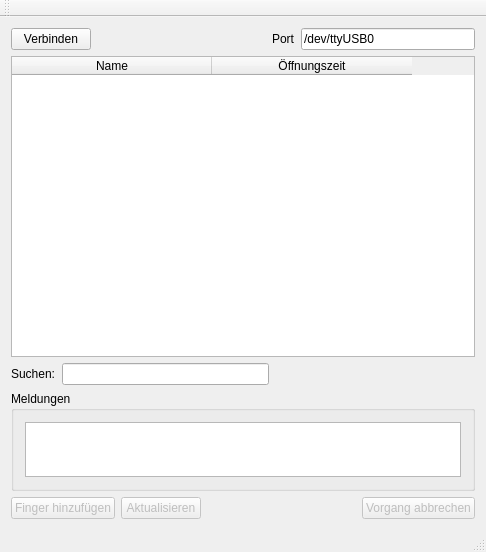
This is Fingerprint-Manager/src/fingerprintmanager.ui in feichtinger/LEGACY-fingerprint-doorlock as Qt 5 draws it before an edit. The edited form follows.
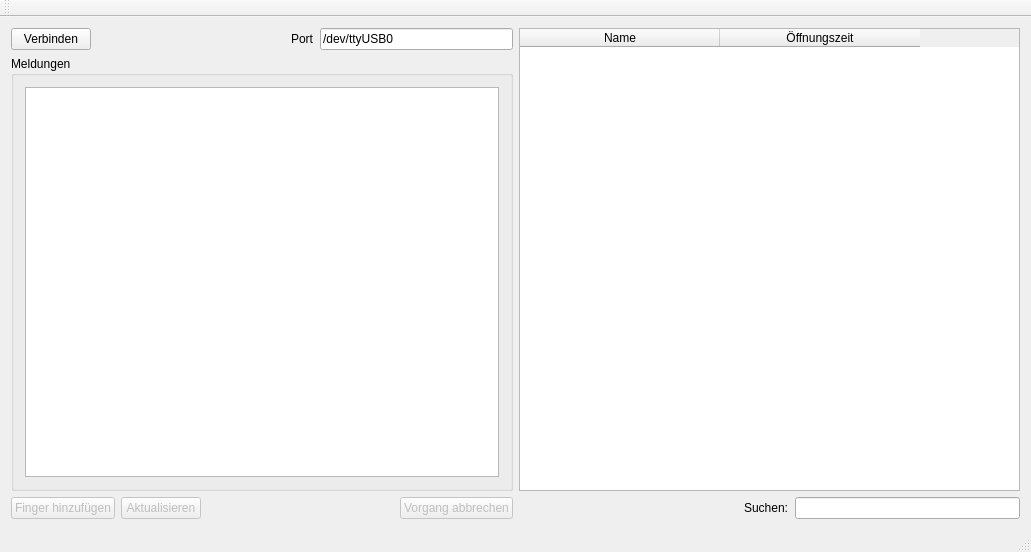
This is the edited form.

Diff of the .ui file:
```diff
--- a/Fingerprint-Manager/src/fingerprintmanager.ui
+++ b/Fingerprint-Manager/src/fingerprintmanager.ui
@@ -6,7 +6,7 @@
    <rect>
     <x>0</x>
     <y>0</y>
-    <width>486</width>
+    <width>1031</width>
     <height>552</height>
    </rect>
   </property>
@@ -14,6 +14,8 @@
    <string>Fingerprint-Manager</string>
   </property>
   <widget class="QWidget" name="centralWidget">
+   <layout class="QHBoxLayout" name="horizontalLayout_4">
+    <item>
    <layout class="QVBoxLayout" name="verticalLayout">
     <item>
      <layout class="QHBoxLayout" name="horizontalLayout">
@@ -53,66 +55,10 @@
       </item>
      </layout>
     </item>
-    <item>
-     <widget class="QTableWidget" name="tableWidget">
-      <property name="sizePolicy">
-       <sizepolicy hsizetype="Expanding" vsizetype="Expanding">
-        <horstretch>0</horstretch>
-        <verstretch>1</verstretch>
-       </sizepolicy>
-      </property>
-      <property name="contextMenuPolicy">
-       <enum>Qt::CustomContextMenu</enum>
-      </property>
-      <property name="alternatingRowColors">
-       <bool>false</bool>
-      </property>
-      <attribute name="horizontalHeaderDefaultSectionSize">
-       <number>200</number>
-      </attribute>
-      <column>
-       <property name="text">
-        <string>Name</string>
-       </property>
-      </column>
-      <column>
-       <property name="text">
-        <string>Öffnungszeit</string>
-       </property>
-      </column>
-     </widget>
-    </item>
-    <item>
-     <layout class="QHBoxLayout" name="horizontalLayout_3">
-      <item>
-       <widget class="QLabel" name="label_2">
-        <property name="text">
-         <string>Suchen:</string>
-        </property>
-       </widget>
-      </item>
-      <item>
-       <widget class="QLineEdit" name="lineEdit_search"/>
-      </item>
-      <item>
-       <spacer name="horizontalSpacer_3">
-        <property name="orientation">
-         <enum>Qt::Horizontal</enum>
-        </property>
-        <property name="sizeHint" stdset="0">
-         <size>
-          <width>40</width>
-          <height>20</height>
-         </size>
-        </property>
-       </spacer>
-      </item>
-     </layout>
-    </item>
     <item>
      <widget class="QGroupBox" name="groupBox">
       <property name="sizePolicy">
-       <sizepolicy hsizetype="Preferred" vsizetype="Fixed">
+         <sizepolicy hsizetype="Preferred" vsizetype="Preferred">
         <horstretch>0</horstretch>
         <verstretch>0</verstretch>
        </sizepolicy>
@@ -120,7 +66,7 @@
       <property name="maximumSize">
        <size>
         <width>16777215</width>
-        <height>100</height>
+          <height>16777215</height>
        </size>
       </property>
       <property name="title">
@@ -194,6 +140,68 @@
      </layout>
     </item>
    </layout>
+    </item>
+    <item>
+     <layout class="QVBoxLayout" name="verticalLayout_2">
+      <item>
+       <widget class="QTableWidget" name="tableWidget">
+        <property name="sizePolicy">
+         <sizepolicy hsizetype="Expanding" vsizetype="Expanding">
+          <horstretch>0</horstretch>
+          <verstretch>1</verstretch>
+         </sizepolicy>
+        </property>
+        <property name="contextMenuPolicy">
+         <enum>Qt::CustomContextMenu</enum>
+        </property>
+        <property name="alternatingRowColors">
+         <bool>false</bool>
+        </property>
+        <attribute name="horizontalHeaderDefaultSectionSize">
+         <number>200</number>
+        </attribute>
+        <column>
+         <property name="text">
+          <string>Name</string>
+         </property>
+        </column>
+        <column>
+         <property name="text">
+          <string>Öffnungszeit</string>
+         </property>
+        </column>
+       </widget>
+      </item>
+      <item>
+       <layout class="QHBoxLayout" name="horizontalLayout_3">
+        <item>
+         <spacer name="horizontalSpacer_3">
+          <property name="orientation">
+           <enum>Qt::Horizontal</enum>
+          </property>
+          <property name="sizeHint" stdset="0">
+           <size>
+            <width>40</width>
+            <height>20</height>
+           </size>
+          </property>
+         </spacer>
+        </item>
+        <item>
+         <widget class="QLabel" name="label_2">
+          <property name="text">
+           <string>Suchen:</string>
+          </property>
+         </widget>
+        </item>
+        <item>
+         <widget class="QLineEdit" name="lineEdit_search"/>
+        </item>
+       </layout>
+      </item>
+     </layout>
+    </item>
+   </layout>
   </widget>
   <widget class="QMenuBar" name="menuBar">
    <property name="geometry">
```
Left out of the diff: 2 changed lines with no effect on the pictures. Lines whose indentation alone changed are shown as unchanged.
